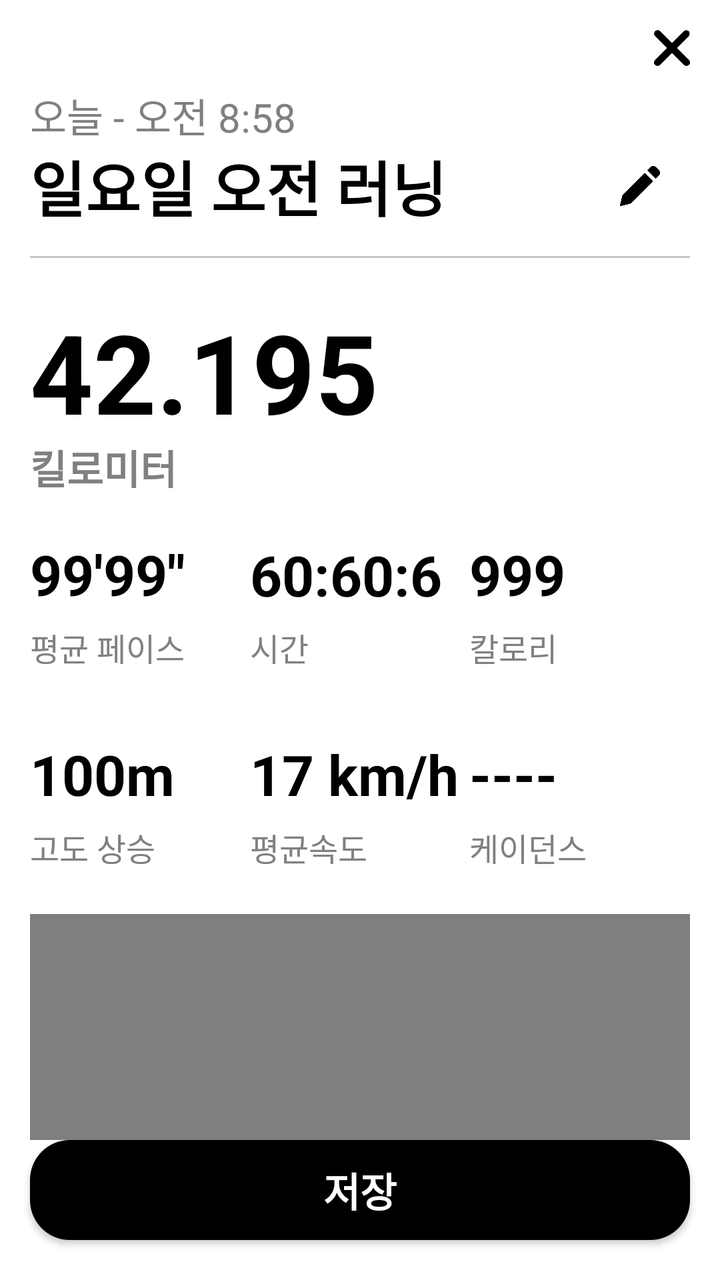
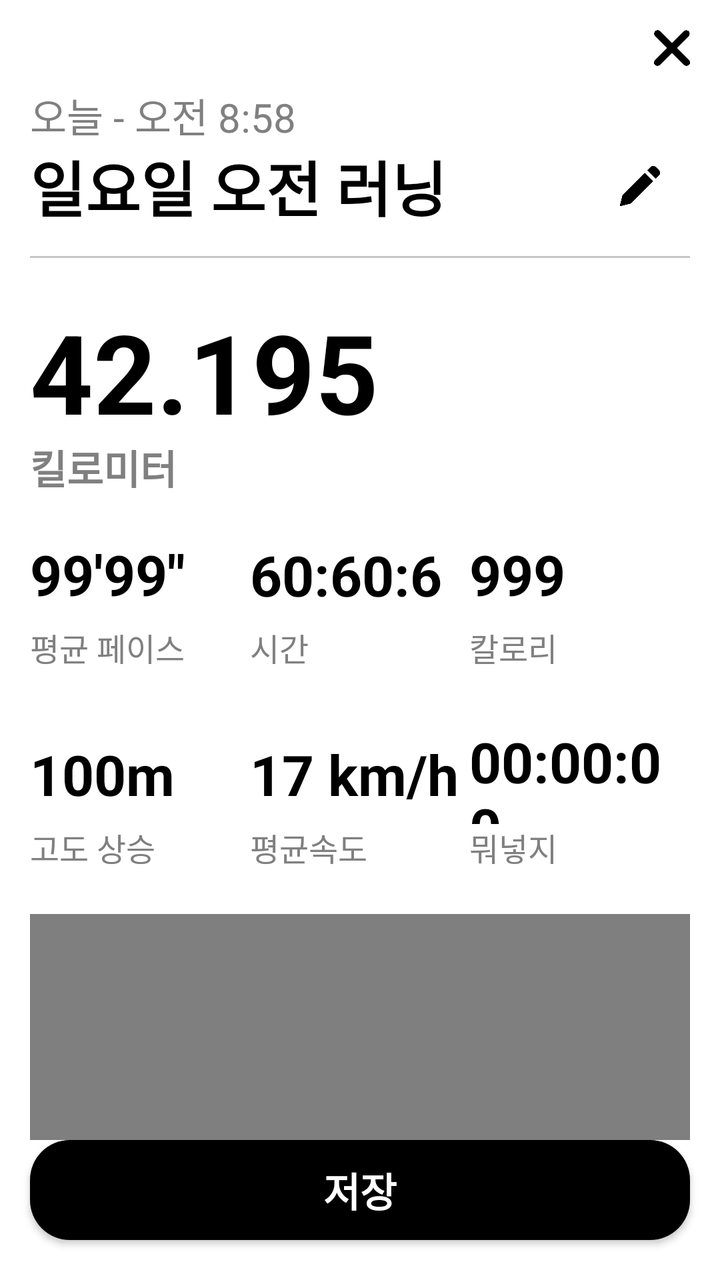

Compare the two renders of this Android layout. The source of the first and the diff that turns it into the second are given below.
<!-- AndroidManifest.xml: application theme Theme.RunningProject -->
<!-- res/layout/running_result_activity.xml -->
<?xml version="1.0" encoding="utf-8"?>
<androidx.constraintlayout.widget.ConstraintLayout
    xmlns:android="http://schemas.android.com/apk/res/android"
    xmlns:app="http://schemas.android.com/apk/res-auto"
    android:layout_width="match_parent"
    android:layout_height="match_parent"
    android:background="@color/white"
    >

    
    
    
    <androidx.core.widget.NestedScrollView
        android:id="@+id/scroll_view"
        android:layout_width="0dp"
        android:layout_height="0dp"
        android:fillViewport="true"
        android:overScrollMode="never"
        app:layout_constraintTop_toTopOf="parent"
        app:layout_constraintBottom_toTopOf="@id/btn_save"
        app:layout_constraintStart_toStartOf="parent"
        app:layout_constraintEnd_toEndOf="parent"
        >

        <androidx.constraintlayout.widget.ConstraintLayout
            android:layout_width="match_parent"
            android:layout_height="wrap_content"
            >

            
            <ImageView
                android:id="@+id/close_btn"
                android:layout_width="18dp"
                android:layout_height="18dp"
                android:layout_marginTop="15dp"
                android:layout_marginEnd="15dp"
                android:src="@drawable/close"
                app:layout_constraintEnd_toEndOf="parent"
                app:layout_constraintTop_toTopOf="parent"
                />

            
            
            
            <androidx.constraintlayout.widget.ConstraintLayout
                android:id="@+id/result_container"
                android:layout_width="0dp"
                android:layout_height="wrap_content"
                android:layout_marginStart="15dp"
                android:layout_marginTop="10dp"
                android:layout_marginEnd="15dp"
                android:layout_marginBottom="20dp"
                app:layout_constraintTop_toBottomOf="@id/close_btn"
                app:layout_constraintStart_toStartOf="parent"
                app:layout_constraintEnd_toEndOf="parent"
                >

                
                <TextView
                    android:id="@+id/date_tv"
                    android:layout_width="0dp"
                    android:layout_height="25dp"
                    android:gravity="center_vertical"
                    android:text="오늘 - 오전 8:58"
                    android:textColor="#808080"
                    android:textSize="20sp"
                    app:layout_constraintTop_toTopOf="parent"
                    app:layout_constraintStart_toStartOf="parent"
                    app:layout_constraintEnd_toEndOf="parent"
                    />

                
                <LinearLayout
                    android:id="@+id/running_fl"
                    android:layout_width="0dp"
                    android:layout_height="50dp"
                    android:gravity="center_vertical"
                    android:orientation="horizontal"
                    app:layout_constraintTop_toBottomOf="@id/date_tv"
                    app:layout_constraintStart_toStartOf="parent"
                    app:layout_constraintEnd_toEndOf="parent"
                    >

                    <EditText
                        android:id="@+id/day_tv"
                        android:layout_width="0dp"
                        android:layout_height="match_parent"
                        android:layout_weight="1"
                        android:background="@null"
                        android:ellipsize="end"
                        android:gravity="center_vertical"
                        android:maxLines="1"
                        android:text="일요일 오전 러닝"
                        android:textColor="@color/black"
                        android:textSize="30sp"
                        android:textStyle="bold"
                        />

                    <ImageView
                        android:id="@+id/edit_iv"
                        android:layout_width="20dp"
                        android:layout_height="20dp"
                        android:layout_marginStart="10dp"
                        android:layout_marginEnd="15dp"
                        android:src="@drawable/edit"
                        />

                </LinearLayout>

                
                <View
                    android:id="@+id/view"
                    android:layout_width="0dp"
                    android:layout_height="1dp"
                    android:layout_marginTop="10dp"
                    android:background="#C5C5C5"
                    app:layout_constraintTop_toBottomOf="@id/running_fl"
                    app:layout_constraintStart_toStartOf="parent"
                    app:layout_constraintEnd_toEndOf="parent"
                    />

                
                <TextView
                    android:id="@+id/km_tv"
                    android:layout_width="0dp"
                    android:layout_height="70dp"
                    android:layout_marginTop="20dp"
                    android:gravity="center_vertical"
                    android:text="42.195"
                    android:textColor="@color/black"
                    android:textSize="55sp"
                    android:textStyle="bold"
                    app:layout_constraintTop_toBottomOf="@id/view"
                    app:layout_constraintStart_toStartOf="parent"
                    app:layout_constraintEnd_toEndOf="parent"
                    />

                <TextView
                    android:id="@+id/tv_1"
                    android:layout_width="0dp"
                    android:layout_height="28dp"
                    android:gravity="center_vertical"
                    android:text="킬로미터"
                    android:textColor="#808080"
                    android:textSize="20sp"
                    android:textStyle="bold"
                    app:layout_constraintTop_toBottomOf="@id/km_tv"
                    app:layout_constraintStart_toStartOf="parent"
                    app:layout_constraintEnd_toEndOf="parent"
                    />

                
                
                
                <androidx.constraintlayout.widget.ConstraintLayout
                    android:id="@+id/statistics_fl"
                    android:layout_width="0dp"
                    android:layout_height="170dp"
                    android:layout_marginTop="15dp"
                    app:layout_constraintTop_toBottomOf="@id/tv_1"
                    app:layout_constraintStart_toStartOf="parent"
                    app:layout_constraintEnd_toEndOf="parent"
                    >

                    
                    <LinearLayout
                        android:id="@+id/pace_layout"
                        android:layout_width="0dp"
                        android:layout_height="70dp"
                        android:orientation="vertical"
                        app:layout_constraintWidth_percent="0.333"
                        app:layout_constraintStart_toStartOf="parent"
                        app:layout_constraintTop_toTopOf="parent"
                        >

                        <TextView
                            android:id="@+id/average_pace_tv"
                            android:layout_width="match_parent"
                            android:layout_height="50dp"
                            android:gravity="center_vertical"
                            android:text="99'99&quot;"
                            android:textColor="@color/black"
                            android:textSize="28sp"
                            android:textStyle="bold"
                            />

                        <TextView
                            android:layout_width="match_parent"
                            android:layout_height="match_parent"
                            android:gravity="center_vertical"
                            android:text="평균 페이스"
                            android:textColor="#808080"
                            android:textSize="16sp"
                            />

                    </LinearLayout>

                    
                    <LinearLayout
                        android:id="@+id/time_layout"
                        android:layout_width="0dp"
                        android:layout_height="70dp"
                        android:orientation="vertical"
                        app:layout_constraintWidth_percent="0.333"
                        app:layout_constraintStart_toEndOf="@id/pace_layout"
                        app:layout_constraintTop_toTopOf="parent"
                        >

                        <TextView
                            android:id="@+id/time_tv"
                            android:layout_width="match_parent"
                            android:layout_height="50dp"
                            android:gravity="center_vertical"
                            android:maxLines="1"
                            android:text="60:60:60"
                            android:textColor="@color/black"
                            android:textSize="28sp"
                            android:textStyle="bold"
                            />

                        <TextView
                            android:layout_width="match_parent"
                            android:layout_height="match_parent"
                            android:gravity="center_vertical"
                            android:text="시간"
                            android:textColor="#808080"
                            android:textSize="16sp"
                            />

                    </LinearLayout>

                    
                    <LinearLayout
                        android:id="@+id/calorie_layout"
                        android:layout_width="0dp"
                        android:layout_height="70dp"
                        android:orientation="vertical"
                        app:layout_constraintStart_toEndOf="@id/time_layout"
                        app:layout_constraintEnd_toEndOf="parent"
                        app:layout_constraintTop_toTopOf="parent"
                        >

                        <TextView
                            android:id="@+id/calorie_tv"
                            android:layout_width="match_parent"
                            android:layout_height="50dp"
                            android:gravity="center_vertical"
                            android:text="999"
                            android:textColor="@color/black"
                            android:textSize="28sp"
                            android:textStyle="bold"
                            />

                        <TextView
                            android:layout_width="match_parent"
                            android:layout_height="match_parent"
                            android:gravity="center_vertical"
                            android:text="칼로리"
                            android:textColor="#808080"
                            android:textSize="16sp"
                            />

                    </LinearLayout>

                    
                    <LinearLayout
                        android:id="@+id/distance_layout"
                        android:layout_width="0dp"
                        android:layout_height="70dp"
                        android:orientation="vertical"
                        app:layout_constraintWidth_percent="0.333"
                        app:layout_constraintStart_toStartOf="parent"
                        app:layout_constraintBottom_toBottomOf="parent"
                        >

                        <TextView
                            android:id="@+id/distance_tv"
                            android:layout_width="match_parent"
                            android:layout_height="50dp"
                            android:gravity="center_vertical"
                            android:text="100m"
                            android:textColor="@color/black"
                            android:textSize="28sp"
                            android:textStyle="bold"
                            />

                        <TextView
                            android:layout_width="match_parent"
                            android:layout_height="match_parent"
                            android:gravity="center_vertical"
                            android:text="고도 상승"
                            android:textColor="#808080"
                            android:textSize="16sp"
                            />

                    </LinearLayout>

                    
                    <LinearLayout
                        android:id="@+id/speed_layout"
                        android:layout_width="0dp"
                        android:layout_height="70dp"
                        android:orientation="vertical"
                        app:layout_constraintWidth_percent="0.333"
                        app:layout_constraintStart_toEndOf="@id/distance_layout"
                        app:layout_constraintBottom_toBottomOf="parent"
                        >

                        <TextView
                            android:id="@+id/averageSpeed_tv"
                            android:layout_width="match_parent"
                            android:layout_height="50dp"
                            android:gravity="center_vertical"
                            android:text="17 km/h"
                            android:textColor="@color/black"
                            android:textSize="28sp"
                            android:textStyle="bold"
                            />

                        <TextView
                            android:layout_width="match_parent"
                            android:layout_height="match_parent"
                            android:gravity="center_vertical"
                            android:text="평균속도"
                            android:textColor="#808080"
                            android:textSize="16sp"
                            />

                    </LinearLayout>

                    
                    <LinearLayout
                        android:id="@+id/cadence_layout"
                        android:layout_width="0dp"
                        android:layout_height="70dp"
                        android:orientation="vertical"
                        app:layout_constraintStart_toEndOf="@id/speed_layout"
                        app:layout_constraintEnd_toEndOf="parent"
                        app:layout_constraintBottom_toBottomOf="parent"
                        >

                        <TextView
                            android:id="@+id/cadence_tv"
                            android:layout_width="match_parent"
                            android:layout_height="50dp"
                            android:gravity="center_vertical"
                            android:text="----"
                            android:textColor="@color/black"
                            android:textSize="28sp"
                            android:textStyle="bold"
                            />

                        <TextView
                            android:layout_width="match_parent"
                            android:layout_height="match_parent"
                            android:gravity="center_vertical"
                            android:text="케이던스"
                            android:textColor="#808080"
                            android:textSize="16sp"
                            />

                    </LinearLayout>

                </androidx.constraintlayout.widget.ConstraintLayout>

                
                
                
                <com.kakao.vectormap.MapView
                    android:id="@+id/result_map_image"
                    android:layout_width="0dp"
                    android:layout_height="300dp"
                    android:layout_marginTop="25dp"
                    android:background="#EEEEEE"
                    app:layout_constraintTop_toBottomOf="@id/statistics_fl"
                    app:layout_constraintStart_toStartOf="parent"
                    app:layout_constraintEnd_toEndOf="parent"
                    />

                
                <View
                    android:id="@+id/bottom_space"
                    android:layout_width="0dp"
                    android:layout_height="20dp"
                    app:layout_constraintTop_toBottomOf="@id/result_map_image"
                    app:layout_constraintBottom_toBottomOf="parent"
                    app:layout_constraintStart_toStartOf="parent"
                    app:layout_constraintEnd_toEndOf="parent"
                    />

            </androidx.constraintlayout.widget.ConstraintLayout>

        </androidx.constraintlayout.widget.ConstraintLayout>

    </androidx.core.widget.NestedScrollView>

    
    
    
    <androidx.appcompat.widget.AppCompatButton
        android:id="@+id/btn_save"
        android:layout_width="0dp"
        android:layout_height="50dp"
        android:layout_marginStart="15dp"
        android:layout_marginEnd="15dp"
        android:layout_marginBottom="20dp"
        android:background="@drawable/save_btn"
        android:text="저장"
        android:textColor="@color/white"
        android:textSize="20sp"
        android:textStyle="bold"
        app:layout_constraintBottom_toBottomOf="parent"
        app:layout_constraintStart_toStartOf="parent"
        app:layout_constraintEnd_toEndOf="parent"
        />

</androidx.constraintlayout.widget.ConstraintLayout>
<!-- resources referenced by this layout -->
<resources>
  <color name="black">#FF000000</color>
  <color name="white">#FFFFFFFF</color>
  <!-- drawable close: png bitmap (drawable, 9732 bytes) -->
  <!-- drawable edit: png bitmap (drawable, 6624 bytes) -->
  <!-- drawable save_btn (drawable) -->
  <?xml version="1.0" encoding="utf-8"?>
  <shape
      xmlns:android="http://schemas.android.com/apk/res/android"
      >
  
      <corners
          android:radius="20dp"
          />
  
      <solid
          android:color="#000000"
          />
  
  </shape>
  <style name="Theme.RunningProject" parent="Base.Theme.RunningProject" />
  <style name="Base.Theme.RunningProject" parent="Theme.Material3.DayNight.NoActionBar">
          
          
      </style>
</resources>

<!-- the commit's change to res/layout/running_result_activity.xml (unified diff, before → after) -->
@@ -330,7 +330,7 @@
 
                     
                     <LinearLayout
-                        android:id="@+id/cadence_layout"
+                        android:id="@+id/real_time_layout"
                         android:layout_width="0dp"
                         android:layout_height="70dp"
                         android:orientation="vertical"
@@ -340,21 +340,21 @@
                         >
 
                         <TextView
-                            android:id="@+id/cadence_tv"
-                            android:layout_width="match_parent"
-                            android:layout_height="50dp"
-                            android:gravity="center_vertical"
-                            android:text="----"
-                            android:textColor="@color/black"
-                            android:textSize="28sp"
-                            android:textStyle="bold"
-                            />
-
-                        <TextView
-                            android:layout_width="match_parent"
-                            android:layout_height="match_parent"
-                            android:gravity="center_vertical"
-                            android:text="케이던스"
+                            android:id="@+id/real_time"
+                            android:layout_width="match_parent"
+                            android:layout_height="50dp"
+                            android:gravity="center_vertical"
+                            android:text="00:00:00"
+                            android:textColor="@color/black"
+                            android:textSize="28sp"
+                            android:textStyle="bold"
+                            />
+
+                        <TextView
+                            android:layout_width="match_parent"
+                            android:layout_height="match_parent"
+                            android:gravity="center_vertical"
+                            android:text="뭐넣지"
                             android:textColor="#808080"
                             android:textSize="16sp"
                             />
